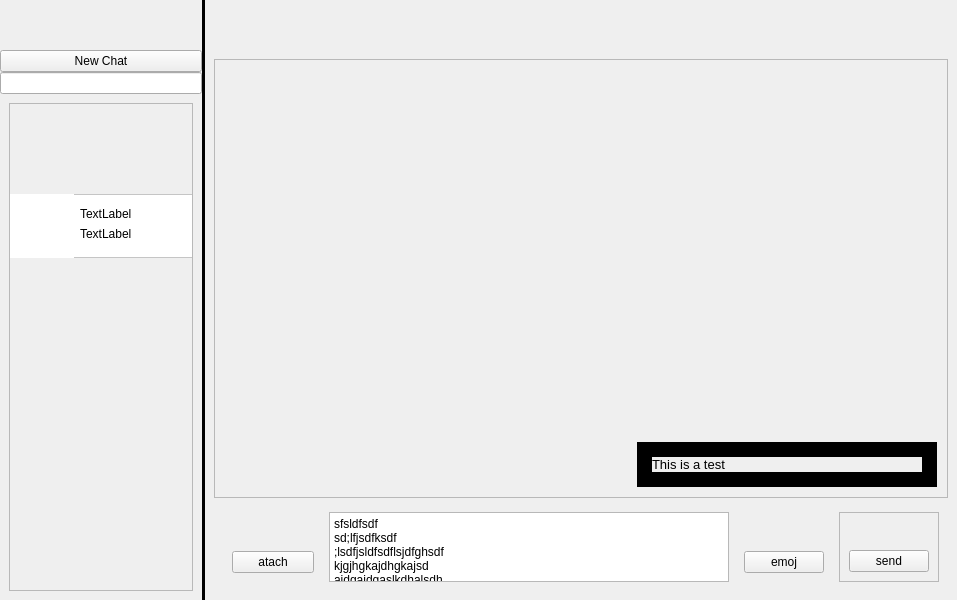
This is Client/mainwindow.ui in AP-projects-4001/jan-hafte as Qt 5 draws it before an edit. The edited form follows.
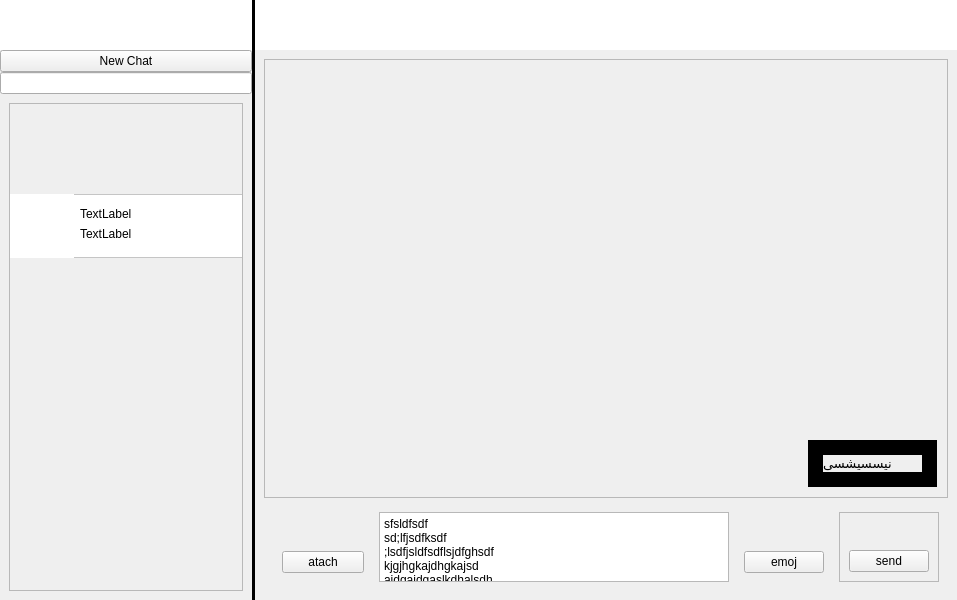
This is the edited form. Icons and pictures are not drawn.

Diff of the .ui file:
```diff
--- a/Client/mainwindow.ui
+++ b/Client/mainwindow.ui
@@ -26,7 +26,10 @@
    <string>MainWindow</string>
   </property>
   <widget class="QWidget" name="centralwidget">
-   <layout class="QHBoxLayout" name="horizontalLayout" stretch="2,0,4">
+   <property name="layoutDirection">
+    <enum>Qt::LeftToRight</enum>
+   </property>
+   <layout class="QHBoxLayout" name="horizontalLayout" stretch="4,0,4">
     <property name="spacing">
      <number>0</number>
     </property>
@@ -95,6 +98,9 @@
               <height>50</height>
              </size>
             </property>
+            <property name="styleSheet">
+             <string notr="true">background:white;</string>
+            </property>
            </widget>
           </item>
           <item>
@@ -127,7 +133,7 @@
                <rect>
                 <x>0</x>
                 <y>0</y>
-                <width>192</width>
+                <width>242</width>
                 <height>462</height>
                </rect>
               </property>
@@ -242,6 +248,9 @@
            <height>50</height>
           </size>
          </property>
+         <property name="styleSheet">
+          <string notr="true">background:white;</string>
+         </property>
         </widget>
        </item>
        <item>
@@ -259,6 +268,9 @@
            </property>
            <item>
             <widget class="QScrollArea" name="chatViewScrollArea">
+             <property name="layoutDirection">
+              <enum>Qt::LeftToRight</enum>
+             </property>
              <property name="horizontalScrollBarPolicy">
               <enum>Qt::ScrollBarAlwaysOff</enum>
              </property>
@@ -273,7 +285,7 @@
                <rect>
                 <x>0</x>
                 <y>0</y>
-                <width>722</width>
+                <width>672</width>
                 <height>414</height>
                </rect>
               </property>
@@ -352,7 +364,7 @@
                   <item>
                    <widget class="QFrame" name="messageBox">
                     <property name="sizePolicy">
-                     <sizepolicy hsizetype="MinimumExpanding" vsizetype="Preferred">
+                     <sizepolicy hsizetype="Minimum" vsizetype="Preferred">
                       <horstretch>0</horstretch>
                       <verstretch>0</verstretch>
                      </sizepolicy>
@@ -369,7 +381,8 @@
                     <property name="styleSheet">
                      <string notr="true">QFrame#messageBox {
 border: 15px solid;
-border-image: url(:/Graphics/Graphics/Message Bubble.svg) 15 round
+border-image: url(:/Graphics/Graphics/Message Bubble.svg) 15 round;
+padding-right:30px;
 }</string>
                     </property>
                     <layout class="QVBoxLayout" name="verticalLayout_9">
@@ -405,6 +418,9 @@
                          <height>16777215</height>
                         </size>
                        </property>
+                       <property name="layoutDirection">
+                        <enum>Qt::LeftToRight</enum>
+                       </property>
                        <property name="styleSheet">
                         <string notr="true"/>
                        </property>
@@ -418,7 +434,7 @@
                         <number>0</number>
                        </property>
                        <property name="text">
-                        <string>&lt;html&gt;&lt;head/&gt;&lt;body&gt;&lt;p&gt;&lt;span style=&quot; font-size:10pt;&quot;&gt;This is a test&lt;/span&gt;&lt;/p&gt;&lt;/body&gt;&lt;/html&gt;</string>
+                        <string>&lt;html&gt;&lt;head/&gt;&lt;body&gt;&lt;p&gt;&lt;span style=&quot; font-size:10pt;&quot;&gt;نیسسیشسی&lt;/span&gt;&lt;/p&gt;&lt;/body&gt;&lt;/html&gt;</string>
                        </property>
                        <property name="textFormat">
                         <enum>Qt::AutoText</enum>
@@ -498,10 +514,13 @@
                 </property>
                 <property name="minimumSize">
                  <size>
-                  <width>400</width>
+                  <width>350</width>
                   <height>0</height>
                  </size>
                 </property>
+                <property name="layoutDirection">
+                 <enum>Qt::LeftToRight</enum>
+                </property>
                 <property name="verticalScrollBarPolicy">
                  <enum>Qt::ScrollBarAlwaysOff</enum>
                 </property>
```
